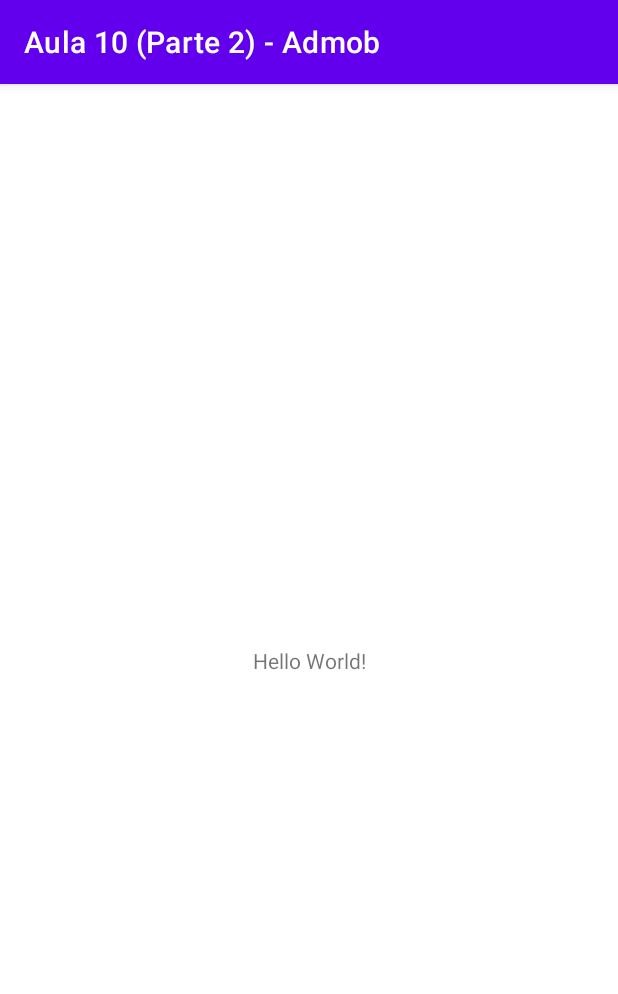
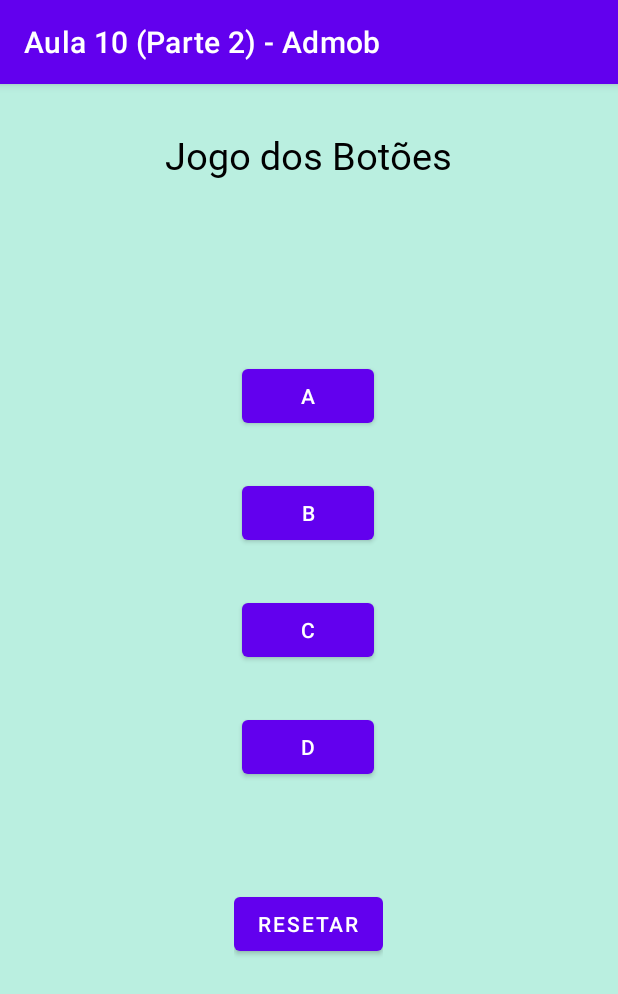
Before and after one commit to ferdinandiz/Aula10_Parte2-Admob, an Android app: the screen it shows after launch (MainActivity), on a phone screen of 412 x 824 dp. Shown: the top 994 px of the screen. Run offline under Robolectric (Android 15) with nearby library versions, the phone set to English and light mode, and no system bars; our stand-ins replace AdMob; 1 statement that could not run was skipped.

```diff
--- a/app/build.gradle
+++ b/app/build.gradle
@@ -25,14 +25,12 @@ android {
         sourceCompatibility JavaVersion.VERSION_1_8
         targetCompatibility JavaVersion.VERSION_1_8
     }
+
 }
 
 dependencies {
-
     implementation 'androidx.appcompat:appcompat:1.5.1'
     implementation 'com.google.android.material:material:1.7.0'
     implementation 'androidx.constraintlayout:constraintlayout:2.1.4'
-    testImplementation 'junit:junit:4.13.2'
-    androidTestImplementation 'androidx.test.ext:junit:1.1.3'
-    androidTestImplementation 'androidx.test.espresso:espresso-core:3.4.0'
+    implementation 'com.google.android.gms:play-services-ads:21.3.0'
 }
--- a/app/src/main/AndroidManifest.xml
+++ b/app/src/main/AndroidManifest.xml
@@ -2,6 +2,8 @@
 <manifest xmlns:android="http://schemas.android.com/apk/res/android"
     xmlns:tools="http://schemas.android.com/tools"
     package="com.fer.aula10parte2_admob">
+
+
 
     <application
         android:allowBackup="true"
@@ -13,6 +15,12 @@
         android:supportsRtl="true"
         android:theme="@style/Theme.Aula10Parte2Admob"
         tools:targetApi="31">
+
+        <!-- Sample AdMob app ID: ca-app-pub-3940256099942544~3347511713 -->
+        <meta-data
+            android:name="com.google.android.gms.ads.APPLICATION_ID"
+            android:value="ca-app-pub-3940256099942544~3347511713"/>
+
         <activity
             android:name=".MainActivity"
             android:exported="true">
--- a/app/src/main/java/com/fer/aula10parte2_admob/MainActivity.java
+++ b/app/src/main/java/com/fer/aula10parte2_admob/MainActivity.java
@@ -1,14 +1,46 @@
 package com.fer.aula10parte2_admob;
 
+import androidx.annotation.NonNull;
 import androidx.appcompat.app.AppCompatActivity;
 
 import android.os.Bundle;
 
+import com.google.android.gms.ads.AdRequest;
+import com.google.android.gms.ads.LoadAdError;
+import com.google.android.gms.ads.interstitial.InterstitialAd;
+import com.google.android.gms.ads.interstitial.InterstitialAdLoadCallback;
 public class MainActivity extends AppCompatActivity {
-
+    private InterstitialAd mInterstitialAd;
     @Override
     protected void onCreate(Bundle savedInstanceState) {
         super.onCreate(savedInstanceState);
         setContentView(R.layout.activity_main);
+        AdRequest adRequest = new AdRequest.Builder().build();
+
+        InterstitialAd.load(this,"ca-app-pub-3940256099942544/1033173712", adRequest,
+                new InterstitialAdLoadCallback() {
+                    @Override
+                    public void onAdLoaded(@NonNull InterstitialAd interstitialAd) {
+                        // The mInterstitialAd reference will be null until
+                        // an ad is loaded.
+                        mInterstitialAd = interstitialAd;
+                    }
+
+                    @Override
+                    public void onAdFailedToLoad(@NonNull LoadAdError loadAdError) {
+                        // Handle the error
+                        mInterstitialAd = null;
+                    }
+                });
+
+    }
+
+    @Override
+    protected void onPause() {
+        super.onPause();
+        if (mInterstitialAd != null) {
+            mInterstitialAd.show(MainActivity.this);
+        } else {
+        }
     }
 }
--- a/app/src/main/res/layout/activity_main.xml
+++ b/app/src/main/res/layout/activity_main.xml
@@ -1,18 +1,76 @@
 <?xml version="1.0" encoding="utf-8"?>
-<androidx.constraintlayout.widget.ConstraintLayout xmlns:android="http://schemas.android.com/apk/res/android"
-    xmlns:app="http://schemas.android.com/apk/res-auto"
+<RelativeLayout xmlns:android="http://schemas.android.com/apk/res/android"
     xmlns:tools="http://schemas.android.com/tools"
     android:layout_width="match_parent"
     android:layout_height="match_parent"
-    tools:context=".MainActivity">
+    tools:context=".MainActivity"
+    android:background="#BAEFE0">
 
     <TextView
+        android:id="@+id/titulo"
         android:layout_width="wrap_content"
         android:layout_height="wrap_content"
-        android:text="Hello World!"
-        app:layout_constraintBottom_toBottomOf="parent"
-        app:layout_constraintEnd_toEndOf="parent"
-        app:layout_constraintStart_toStartOf="parent"
-        app:layout_constraintTop_toTopOf="parent" />
+        android:text="Jogo dos Botões"
+        android:fontFamily="@font/joystix"
+        android:textSize="25sp"
+        android:layout_centerHorizontal="true"
+        android:layout_marginTop="30dp"
+        android:textColor="@color/black"
+        android:shadowColor="@color/white"
+        />
+    <LinearLayout
+        android:id="@+id/linear"
+        android:layout_width="wrap_content"
+        android:layout_height="wrap_content"
+        android:orientation="vertical"
+        android:layout_centerInParent="true"
+        android:gravity="center"
+        >
+        <Button
+            android:id="@+id/btnA"
+            android:layout_width="wrap_content"
+            android:layout_height="wrap_content"
+            android:text="A"/>
+        <Button
+            android:id="@+id/btnB"
+            android:layout_width="wrap_content"
+            android:layout_height="wrap_content"
+            android:text="B"
+            android:layout_marginTop="30dp"/>
+        <Button
+            android:id="@+id/btnC"
+            android:layout_width="wrap_content"
+            android:layout_height="wrap_content"
+            android:text="C"
+            android:layout_marginTop="30dp"/>
+        <Button
+            android:id="@+id/btnD"
+            android:layout_width="wrap_content"
+            android:layout_height="wrap_content"
+            android:text="D"
+            android:layout_marginTop="30dp"/>
+        <Button
+            android:id="@+id/btnReset"
+            android:layout_width="wrap_content"
+            android:layout_height="wrap_content"
+            android:layout_marginTop="70dp"
+            android:text="Resetar"/>
 
-</androidx.constraintlayout.widget.ConstraintLayout>
+    </LinearLayout>
+
+
+
+    <com.google.android.gms.ads.AdView
+        xmlns:ads="http://schemas.android.com/apk/res-auto"
+        android:id="@+id/adView"
+        android:layout_width="wrap_content"
+        android:layout_height="wrap_content"
+        android:layout_centerHorizontal="true"
+        android:layout_alignParentBottom="true"
+        ads:adSize="BANNER"
+        ads:adUnitId="ca-app-pub-3940256099942544/6300978111">
+    </com.google.android.gms.ads.AdView>
+
+
+
+</RelativeLayout>
--- a/build.gradle
+++ b/build.gradle
@@ -1,4 +1,13 @@
 // Top-level build file where you can add configuration options common to all sub-projects/modules.
+
+buildscript {
+
+    repositories {
+        google()
+       mavenCentral()
+    }
+
+}
 plugins {
     id 'com.android.application' version '7.2.1' apply false
     id 'com.android.library' version '7.2.1' apply false
```
